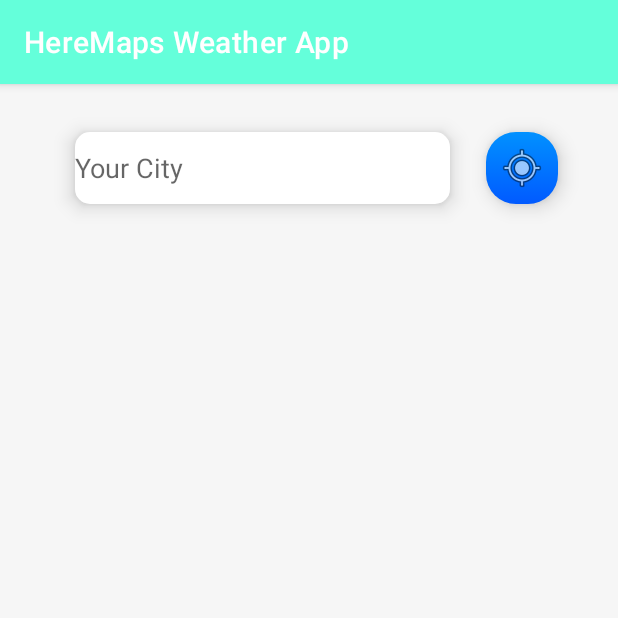
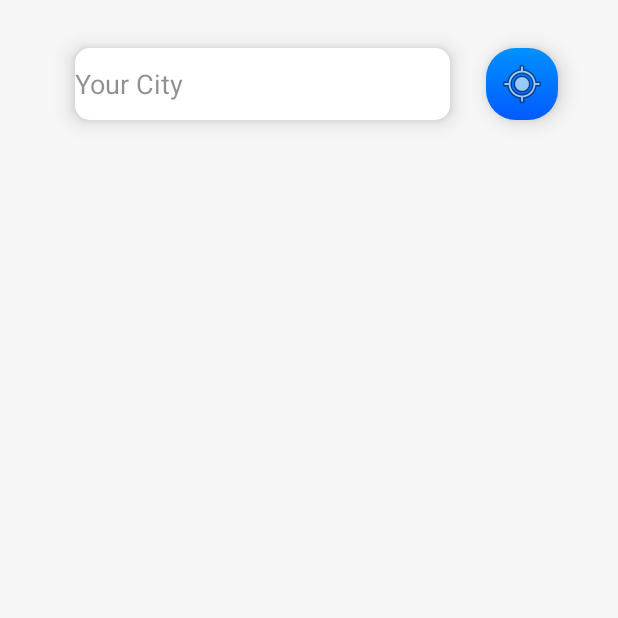
Before and after one commit to Minoro75/DemoWeatherApp, an Android app: the screen it shows after launch (MainActivity), on a phone screen of 412 x 824 dp, the top half of it. Run offline under Robolectric (Android 15) with nearby library versions, the phone set to English and light mode, and no system bars; our stand-ins replace Dagger/Hilt's generated code, Timber; libraries missing offline, so code that uses them is left out: by.kirich1409.viewbindingdelegate; 11 statements that could not run were skipped.

Commit message:
add back button and add logic into it various design fixes

```diff
--- a/app/src/main/res/drawable/shape_rounded_gradient.xml
+++ b/app/src/main/res/drawable/shape_rounded_gradient.xml
@@ -1,23 +1,21 @@
 <?xml version="1.0" encoding="utf-8"?>
 <selector xmlns:android="http://schemas.android.com/apk/res/android">
-<item>
-    <shape>
-        <gradient
-            android:startColor="#015aff"
-            android:endColor="#0191ff"
-            android:angle="90"/>
-        <corners
-            android:radius="20dp"/>
-        <padding
-            android:left="7dp"
-            android:right="7dp"
-            android:top="7dp"
-            android:bottom="7dp"/>
-        <stroke
-            android:width="0dp"
-            android:color="#FFFFFF"/>
-    </shape>
-</item>
+    <item android:state_pressed="false">
+        <shape>
+            <gradient android:angle="90" android:endColor="#0191ff" android:startColor="#015aff" />
+            <corners android:radius="20dp" />
+            <padding android:bottom="7dp" android:left="7dp" android:right="7dp" android:top="7dp" />
+            <stroke android:width="0dp" android:color="#FFFFFF" />
+        </shape>
+    </item>
 
+    <item android:state_pressed="true">
+        <shape>
+            <solid android:color="#015aff"/>
+            <corners android:radius="20dp" />
+            <padding android:bottom="7dp" android:left="7dp" android:right="7dp" android:top="7dp" />
+            <stroke android:width="0dp" android:color="#FFFFFF" />
+        </shape>
+    </item>
 
 </selector>
--- a/app/src/main/res/layout/fragment_city_selection.xml
+++ b/app/src/main/res/layout/fragment_city_selection.xml
@@ -20,6 +20,8 @@
         android:elevation="8dp"
         android:hint="@string/enter_city_hint"
         android:minHeight="48dp"
+        android:textColor="@color/primaryTextColor"
+        android:textColorHint="#70000000"
         app:layout_constraintStart_toStartOf="parent"
         app:layout_constraintTop_toTopOf="parent" />
 
@@ -44,11 +46,13 @@
         android:layout_marginStart="16dp"
         android:layout_marginEnd="16dp"
         android:layout_marginBottom="32dp"
+        android:background="@drawable/shape_rounded_gradient"
         android:text="@android:string/ok"
-        style="@style/RoundedGradientButton"
+        android:textColor="@android:color/white"
         android:visibility="invisible"
         app:layout_constraintBottom_toBottomOf="parent"
         app:layout_constraintEnd_toEndOf="parent"
-        app:layout_constraintStart_toStartOf="parent" />
+        app:layout_constraintStart_toStartOf="parent"
+        tools:visibility="visible" />
 
 </androidx.constraintlayout.widget.ConstraintLayout>
--- a/app/src/main/res/values/colors.xml
+++ b/app/src/main/res/values/colors.xml
@@ -1,8 +1,8 @@
 <?xml version="1.0" encoding="utf-8"?>
 <resources>
-    <color name="primaryColor">#64ffda</color>
+    <color name="primaryColor">#015aff</color>
     <color name="primaryLightColor">#9effff</color>
-    <color name="primaryDarkColor">#14cba8</color>
+    <color name="primaryDarkColor">#0191ff</color>
     <color name="secondaryColor">#ff5252</color>
     <color name="secondaryLightColor">#ff867f</color>
     <color name="secondaryDarkColor">#c50e29</color>
--- a/app/src/main/res/values/strings.xml
+++ b/app/src/main/res/values/strings.xml
@@ -1,6 +1,7 @@
 <resources>
     <string name="app_name">HereMaps Weather App</string>
     <string name="enter_city_hint">Your City</string>
+    <string name="back">Back</string>
     <string-array name="alabama_cities_list">
         <item>Alexander City</item>
         <item>Andalusia</item>
--- a/app/src/main/res/values/styles.xml
+++ b/app/src/main/res/values/styles.xml
@@ -6,7 +6,8 @@
         <item name="cornerFamilyBottomRight">rounded</item>
         <item name="cornerSizeBottomRight">20%</item>
     </style>
-    <style name="RoundedGradientButton" parent="Widget.AppCompat.Button">
+
+    <style name="RoundedGradientButton" parent="ThemeOverlay.Material3.Button">
         <item name="background">@drawable/shape_rounded_gradient</item>
     </style>
 </resources>
--- a/app/src/main/res/values/themes.xml
+++ b/app/src/main/res/values/themes.xml
@@ -1,6 +1,6 @@
 <resources xmlns:tools="http://schemas.android.com/tools">
     <!-- Base application theme. -->
-    <style name="Theme.HereMapsWeatherApp" parent="Theme.MaterialComponents.DayNight.DarkActionBar">
+    <style name="Theme.HereMapsWeatherApp" parent="Theme.MaterialComponents.DayNight.NoActionBar">
         <!-- Primary brand color. -->
         <item name="colorPrimary">@color/primaryColor</item>
         <item name="colorPrimaryVariant">@color/primaryDarkColor</item>
```
Also changed, not shown: app/src/main/java/io/minoro75/heremapsweatherapp/ui/city_weather/CityWeatherFragment.kt (+5 -3 lines), app/src/main/res/layout/fragment_city_weather.xml (+25 -4 lines).
